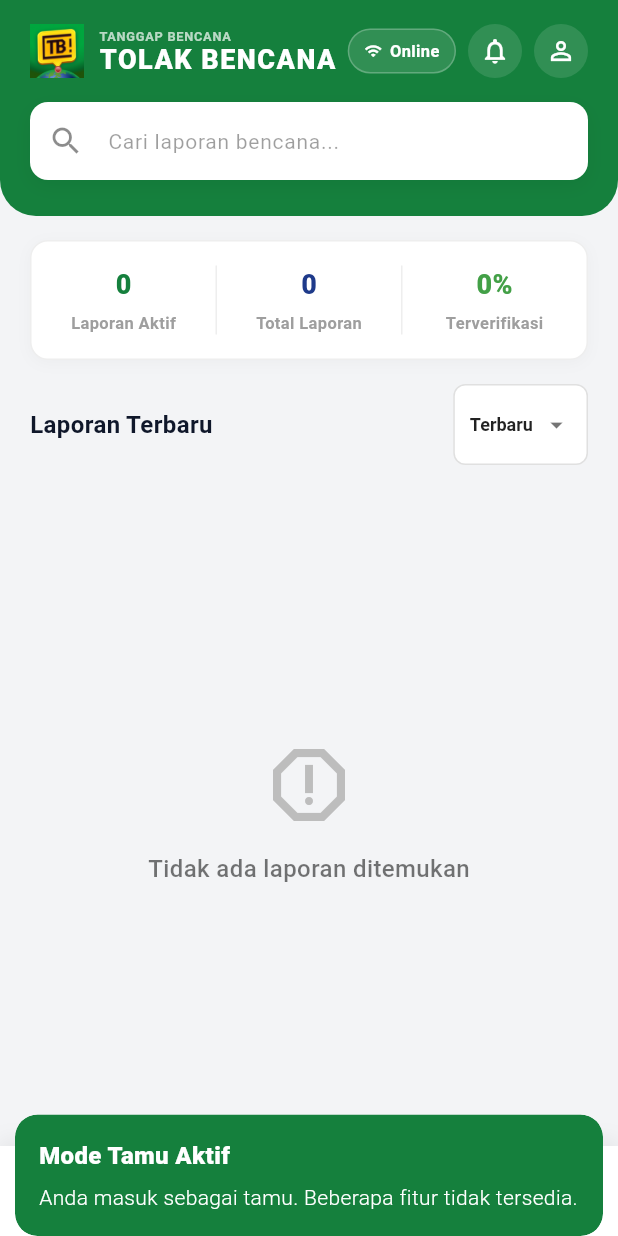
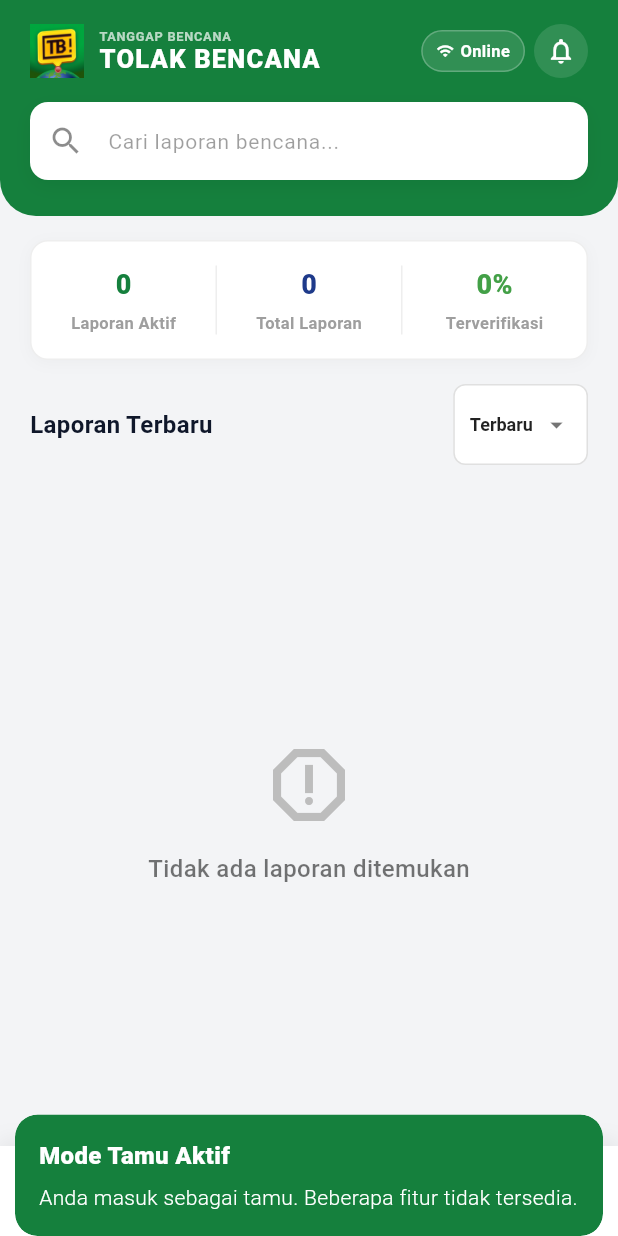
Before and after one commit to miomidev/Tolak-Bencana-Apps, a Flutter app: the screen it shows after launch, after a tap on "Lewati", after a tap on "Lanjutkan sebagai Tamu", on a phone screen of 412 x 824 dp. Run offline on Flutter 3.47's test engine with Material 3 defaults, Android fonts, the phone set to English and light mode, and no system bars; our stand-ins replace app_links, cached_network_image, dio, flutter_local_notifications, flutter_map, flutter_svg and 9 more; accounts and stored records are empty; network calls fail; Roboto replaces fonts that are missing (Poppins).

Commit message:
fix(app): replace Android launcher icons with Tolak Bencana, configure transparent Android 12 splash icon, and fix header layout overflow

```diff
--- a/lib/modules/dashboard/views/dashboard_view.dart
+++ b/lib/modules/dashboard/views/dashboard_view.dart
@@ -53,7 +53,8 @@ class DashboardView extends GetView<DashboardController> {
                         mainAxisAlignment: MainAxisAlignment.spaceBetween,
                         children: [
                           // Left Section: Logo + App Name with PELAPORAN BANJIR title
-                          Row(
+                          Expanded(
+                            child: Row(
                               children: [
                                 Image.asset(
                                   'assets/images/logo.png',
@@ -61,8 +62,10 @@ class DashboardView extends GetView<DashboardController> {
                                   fit: BoxFit.contain,
                                 ),
                                 const SizedBox(width: 10),
-                              const Column(
+                                const Expanded(
+                                  child: Column(
                                     crossAxisAlignment: CrossAxisAlignment.start,
+                                    mainAxisSize: MainAxisSize.min,
                                     children: [
                                       Text(
                                         'TANGGAP BENCANA',
@@ -72,23 +75,31 @@ class DashboardView extends GetView<DashboardController> {
                                           color: Colors.white70,
                                           letterSpacing: 0.5,
                                         ),
+                                        maxLines: 1,
+                                        overflow: TextOverflow.ellipsis,
                                       ),
                                       Text(
                                         'TOLAK BENCANA',
                                         style: TextStyle(
-                                      fontSize: 18.0,
+                                          fontSize: 17.0,
                                           fontWeight: FontWeight.w900,
                                           color: Colors.white,
-                                      letterSpacing: 1.0,
+                                          letterSpacing: 0.8,
                                           height: 1.1,
+                                        ),
+                                        maxLines: 1,
+                                        overflow: TextOverflow.ellipsis,
+                                      ),
+                                    ],
                                   ),
                                 ),
                               ],
                             ),
-                            ],
                           ),
-                          // Right Section: Status, Notif, Profile
+                          const SizedBox(width: 8),
+                          // Right Section: Status and Notif
                           Row(
+                            mainAxisSize: MainAxisSize.min,
                             children: [
                               // Online/Offline Status Badge
                               Obx(() {
@@ -96,7 +107,7 @@ class DashboardView extends GetView<DashboardController> {
                                 return GestureDetector(
                                   onTap: controller.toggleOfflineMode,
                                   child: Container(
-                                    padding: const EdgeInsets.symmetric(horizontal: 10, vertical: 6),
+                                    padding: const EdgeInsets.symmetric(horizontal: 9, vertical: 5),
                                     decoration: BoxDecoration(
                                       color: isOffline
                                           ? Colors.black.withValues(alpha: 0.2)
@@ -108,13 +119,14 @@ class DashboardView extends GetView<DashboardController> {
                                       ),
                                     ),
                                     child: Row(
+                                      mainAxisSize: MainAxisSize.min,
                                       children: [
                                         Icon(
                                           isOffline ? Icons.wifi_off : Icons.wifi,
                                           color: isOffline ? Colors.white70 : Colors.white,
                                           size: 12,
                                         ),
-                                        const SizedBox(width: 5),
+                                        const SizedBox(width: 4),
                                         Text(
                                           isOffline ? 'Offline' : 'Online',
                                           style: TextStyle(
@@ -128,23 +140,13 @@ class DashboardView extends GetView<DashboardController> {
                                   ),
                                 );
                               }),
-                              const SizedBox(width: 8),
+                              const SizedBox(width: 6),
                               // Notification Button
                               _buildHeaderIconButton(
                                 icon: Icons.notifications_none_outlined,
                                 onTap: () {
                                   if (Get.isRegistered<MainNavigationController>()) {
                                     Get.find<MainNavigationController>().changeTab(3);
-                                  }
-                                },
-                              ),
-                              const SizedBox(width: 8),
-                              // Profile Button
-                              _buildHeaderIconButton(
-                                icon: Icons.person_outline,
-                                onTap: () {
-                                  if (Get.isRegistered<MainNavigationController>()) {
-                                    Get.find<MainNavigationController>().changeTab(4);
                                   }
                                 },
                               ),
```
Also changed, not shown: lib/modules/auth/forgot_password/controllers/forgot_password_controller.dart (line endings or trailing spaces), lib/modules/onboarding/views/onboarding_view.dart (line endings or trailing spaces), lib/modules/saved_locations/views/saved_locations_view.dart (line endings or trailing spaces), 7 other files. Lines whose indentation alone changed are shown as unchanged.
